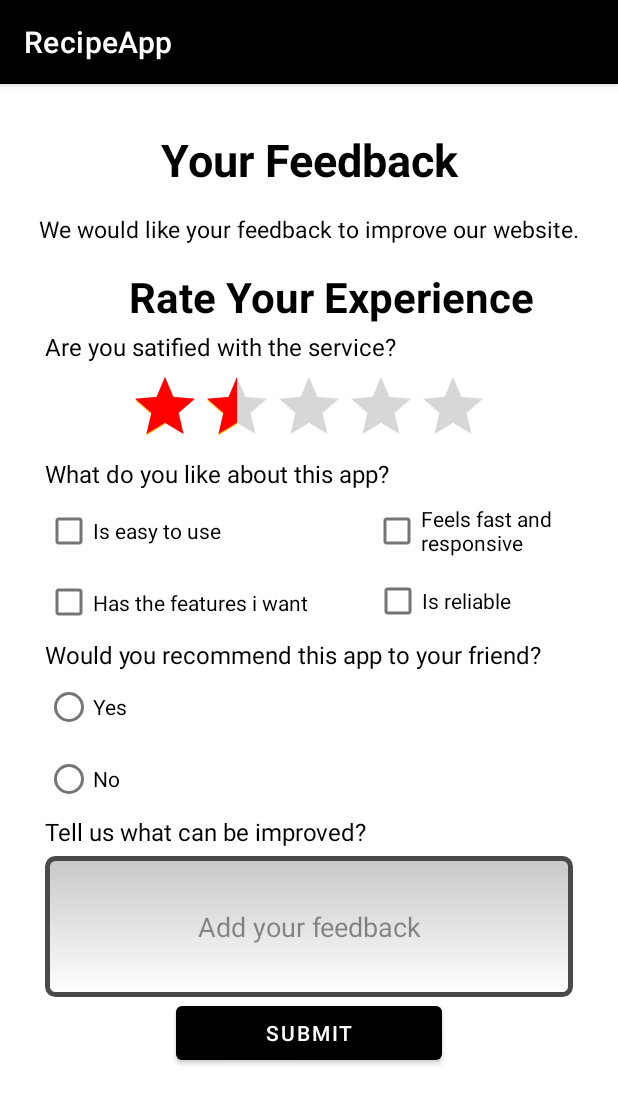
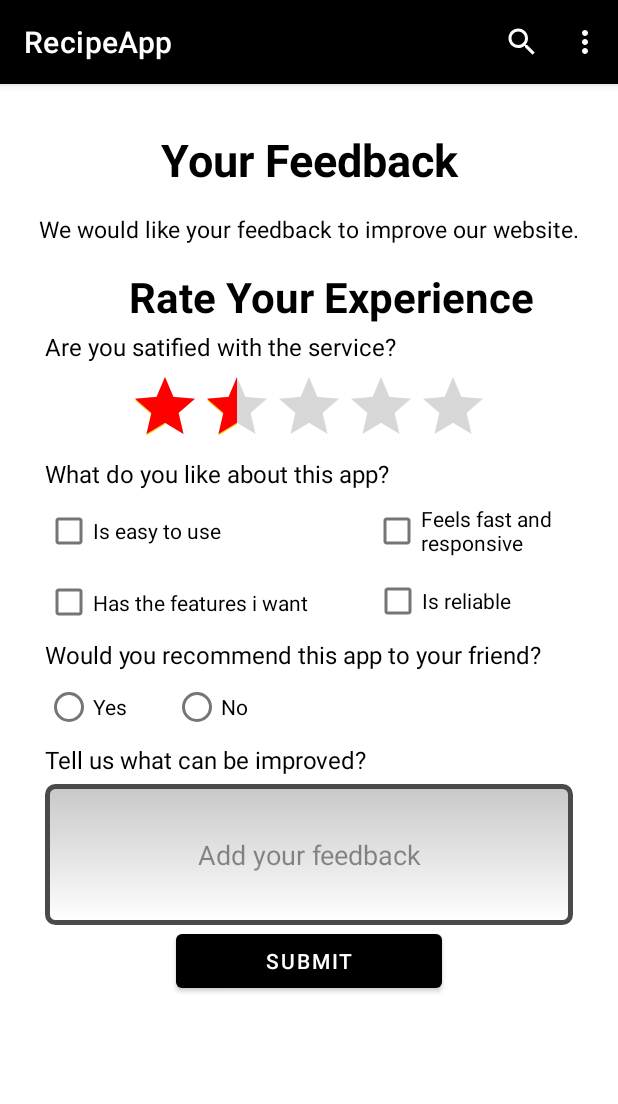
Before and after one commit to TenzinYangzom158/Android-Recipe-App, an Android app: the FeedbackActivity screen opened directly, with no data from a screen before it, on a phone screen of 412 x 824 dp. Shown: the top 1104 px of the screen. Run offline under Robolectric (Android 15) with nearby library versions, the phone set to English and light mode, and no system bars.

Commit message:
Updates: Input Controls , Menus

```diff
--- /dev/null
+++ b/src/main/res/drawable/ic_help.xml
@@ -0,0 +1,11 @@
+<vector xmlns:android="http://schemas.android.com/apk/res/android"
+    android:width="24dp"
+    android:height="24dp"
+    android:autoMirrored="true"
+    android:tint="#FFFFFF"
+    android:viewportWidth="24"
+    android:viewportHeight="24">
+    <path
+        android:fillColor="#FFFFFF"
+        android:pathData="M12,2C6.48,2 2,6.48 2,12s4.48,10 10,10 10,-4.48 10,-10S17.52,2 12,2zM13,19h-2v-2h2v2zM15.07,11.25l-0.9,0.92C13.45,12.9 13,13.5 13,15h-2v-0.5c0,-1.1 0.45,-2.1 1.17,-2.83l1.24,-1.26c0.37,-0.36 0.59,-0.86 0.59,-1.41 0,-1.1 -0.9,-2 -2,-2s-2,0.9 -2,2L8,9c0,-2.21 1.79,-4 4,-4s4,1.79 4,4c0,0.88 -0.36,1.68 -0.93,2.25z" />
+</vector>
--- /dev/null
+++ b/src/main/res/drawable/ic_search.xml
@@ -0,0 +1,10 @@
+<vector xmlns:android="http://schemas.android.com/apk/res/android"
+    android:width="24dp"
+    android:height="24dp"
+    android:tint="#FFFFFF"
+    android:viewportWidth="24"
+    android:viewportHeight="24">
+    <path
+        android:fillColor="#FFFFFF"
+        android:pathData="M15.5,14h-0.79l-0.28,-0.27C15.41,12.59 16,11.11 16,9.5 16,5.91 13.09,3 9.5,3S3,5.91 3,9.5 5.91,16 9.5,16c1.61,0 3.09,-0.59 4.23,-1.57l0.27,0.28v0.79l5,4.99L20.49,19l-4.99,-5zM9.5,14C7.01,14 5,11.99 5,9.5S7.01,5 9.5,5 14,7.01 14,9.5 11.99,14 9.5,14z" />
+</vector>
--- /dev/null
+++ b/src/main/res/drawable/ic_setting.xml
@@ -0,0 +1,5 @@
+<vector android:height="24dp" android:tint="#000000"
+    android:viewportHeight="24" android:viewportWidth="24"
+    android:width="24dp" xmlns:android="http://schemas.android.com/apk/res/android">
+    <path android:fillColor="@android:color/white" android:pathData="M19.14,12.94c0.04,-0.3 0.06,-0.61 0.06,-0.94c0,-0.32 -0.02,-0.64 -0.07,-0.94l2.03,-1.58c0.18,-0.14 0.23,-0.41 0.12,-0.61l-1.92,-3.32c-0.12,-0.22 -0.37,-0.29 -0.59,-0.22l-2.39,0.96c-0.5,-0.38 -1.03,-0.7 -1.62,-0.94L14.4,2.81c-0.04,-0.24 -0.24,-0.41 -0.48,-0.41h-3.84c-0.24,0 -0.43,0.17 -0.47,0.41L9.25,5.35C8.66,5.59 8.12,5.92 7.63,6.29L5.24,5.33c-0.22,-0.08 -0.47,0 -0.59,0.22L2.74,8.87C2.62,9.08 2.66,9.34 2.86,9.48l2.03,1.58C4.84,11.36 4.8,11.69 4.8,12s0.02,0.64 0.07,0.94l-2.03,1.58c-0.18,0.14 -0.23,0.41 -0.12,0.61l1.92,3.32c0.12,0.22 0.37,0.29 0.59,0.22l2.39,-0.96c0.5,0.38 1.03,0.7 1.62,0.94l0.36,2.54c0.05,0.24 0.24,0.41 0.48,0.41h3.84c0.24,0 0.44,-0.17 0.47,-0.41l0.36,-2.54c0.59,-0.24 1.13,-0.56 1.62,-0.94l2.39,0.96c0.22,0.08 0.47,0 0.59,-0.22l1.92,-3.32c0.12,-0.22 0.07,-0.47 -0.12,-0.61L19.14,12.94zM12,15.6c-1.98,0 -3.6,-1.62 -3.6,-3.6s1.62,-3.6 3.6,-3.6s3.6,1.62 3.6,3.6S13.98,15.6 12,15.6z"/>
+</vector>
--- a/src/main/res/layout/activity_feedback.xml
+++ b/src/main/res/layout/activity_feedback.xml
@@ -130,19 +130,21 @@
                 android:text="Would you recommend this app to your friend?"/>
 
             <RadioGroup
-                android:layout_width="wrap_content"
+                android:layout_width="331dp"
                 android:layout_height="wrap_content"
-                android:orientation="vertical"
-                android:layout_marginStart="30dp">
+                android:layout_marginStart="30dp"
+                android:orientation="horizontal">
 
                 <RadioButton
                     android:layout_width="wrap_content"
                     android:layout_height="wrap_content"
-                    android:text="Yes"/>
+                    android:text="Yes" />
+
                 <RadioButton
                     android:layout_width="wrap_content"
                     android:layout_height="wrap_content"
-                    android:text="No"/>
+                    android:layout_marginStart="30dp"
+                    android:text="No" />
 
             </RadioGroup>
 
--- a/src/main/res/layout/activity_home.xml
+++ b/src/main/res/layout/activity_home.xml
@@ -509,9 +509,10 @@
         android:id="@+id/addFab"
         android:layout_width="wrap_content"
         android:layout_height="wrap_content"
+        android:layout_alignParentTop="true"
         android:layout_alignParentEnd="true"
-        android:layout_alignParentBottom="true"
         android:layout_gravity="end"
+        android:layout_marginTop="75dp"
         android:layout_marginEnd="16dp"
         android:layout_marginBottom="600dp"
         android:src="@drawable/ic_add"
@@ -521,9 +522,8 @@
         android:id="@+id/feedbackFab"
         android:layout_width="wrap_content"
         android:layout_height="wrap_content"
-        android:layout_alignParentTop="true"
         android:layout_alignParentEnd="true"
-        android:layout_marginTop="136dp"
+        android:layout_marginTop="150dp"
         android:layout_marginEnd="15dp"
         android:src="@drawable/feedback"
         app:fabSize="normal" />
--- a/src/main/res/layout/activity_login.xml
+++ b/src/main/res/layout/activity_login.xml
@@ -62,6 +62,7 @@
         android:layout_marginTop="80dp"
         android:layout_marginEnd="80dp"
         android:text="Login"
+        android:backgroundTint="@color/black"
         android:textStyle="bold" />
 
     <LinearLayout
--- a/src/main/res/layout/activity_registration.xml
+++ b/src/main/res/layout/activity_registration.xml
@@ -78,8 +78,10 @@
         android:id="@+id/spinner1"
         android:layout_width="123dp"
         android:layout_height="49dp"
+        android:layout_alignParentTop="true"
         android:layout_alignParentEnd="true"
         android:layout_alignParentBottom="true"
+        android:layout_marginTop="206dp"
         android:layout_marginEnd="27dp"
         android:layout_marginBottom="476dp"
         android:contentDescription="Type"
@@ -131,6 +133,7 @@
         android:layout_marginStart="80dp"
         android:layout_marginEnd="80dp"
         android:layout_marginBottom="71dp"
+        android:backgroundTint="@color/black"
         android:onClick="onClick"
         android:text="Register"
         android:textStyle="bold" />
--- /dev/null
+++ b/src/main/res/menu/mainmenubar.xml
@@ -0,0 +1,16 @@
+<?xml version="1.0" encoding="utf-8"?>
+<menu xmlns:app="http://schemas.android.com/apk/res-auto"
+    xmlns:android="http://schemas.android.com/apk/res/android">
+    <item android:id="@+id/search"
+        android:icon="@drawable/ic_search"
+        android:title="search"
+        app:showAsAction="ifRoom" />
+    <item android:id="@+id/help"
+        android:icon="@drawable/ic_help"
+        android:title="Help" />
+    <item android:id="@+id/setting"
+        android:icon="@drawable/ic_setting"
+        android:title="Setting" />
+    <item android:id="@+id/feedback"
+        android:title="Feedback" />
+</menu>
--- a/src/main/res/values/themes.xml
+++ b/src/main/res/values/themes.xml
@@ -2,7 +2,7 @@
     <!-- Base application theme. -->
     <style name="Theme.RecipeApp" parent="Theme.MaterialComponents.DayNight.DarkActionBar">
         <!-- Primary brand color. -->
-        <item name="colorPrimary">@color/black</item>
+        <item name="colorPrimary">#000000</item>
         <item name="colorPrimaryVariant">@color/purple_700</item>
         <item name="colorOnPrimary">@color/white</item>
         <!-- Secondary brand color. -->
@@ -12,5 +12,6 @@
         <!-- Status bar color. -->
         <item name="android:statusBarColor" tools:targetApi="l">?attr/colorPrimaryVariant</item>
         <!-- Customize your theme here. -->
+
     </style>
 </resources>
```
Also changed, not shown: build.gradle (added, +41 -0 lines), src/main/java/gvs/com/recipeapp/FeedbackActivity.java (+37 -0 lines), src/main/java/gvs/com/recipeapp/HomeActivity.java (+46 -0 lines), src/main/java/gvs/com/recipeapp/RecipeActivity.java (+42 -0 lines), src/main/java/gvs/com/recipeapp/RegistrationActivity.java (+10 -5 lines), src/main/res/layout/activity_recipe.xml (+7 -12 lines), src/main/res/menu/context_menu.xml (added, +7 -0 lines).
